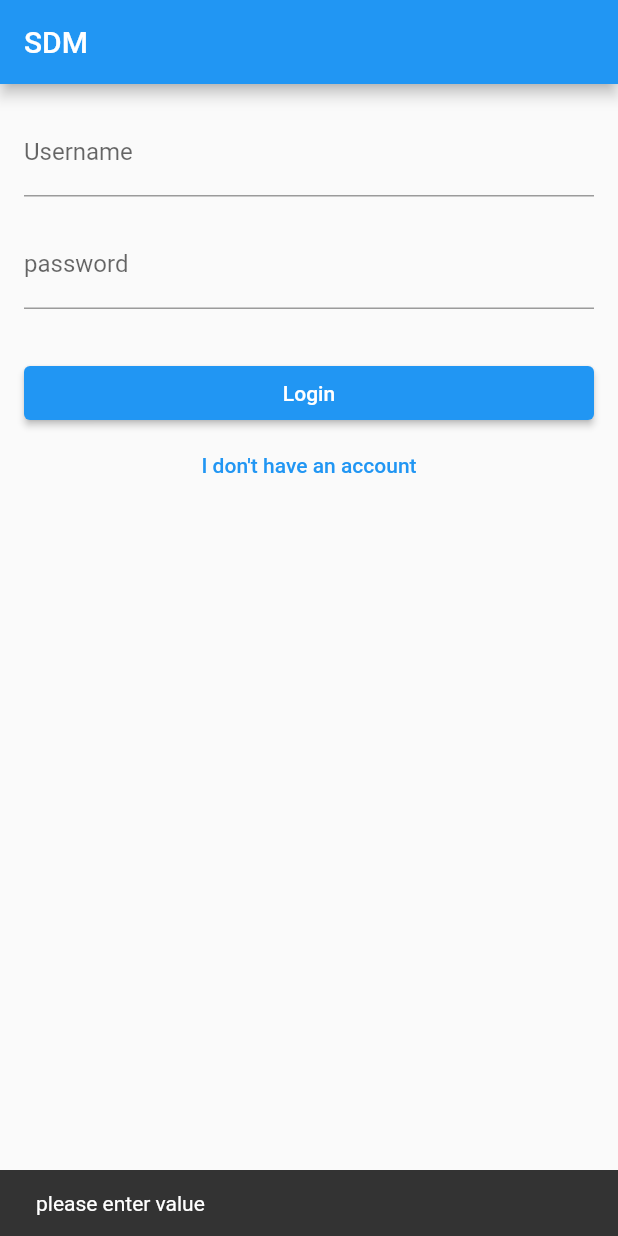
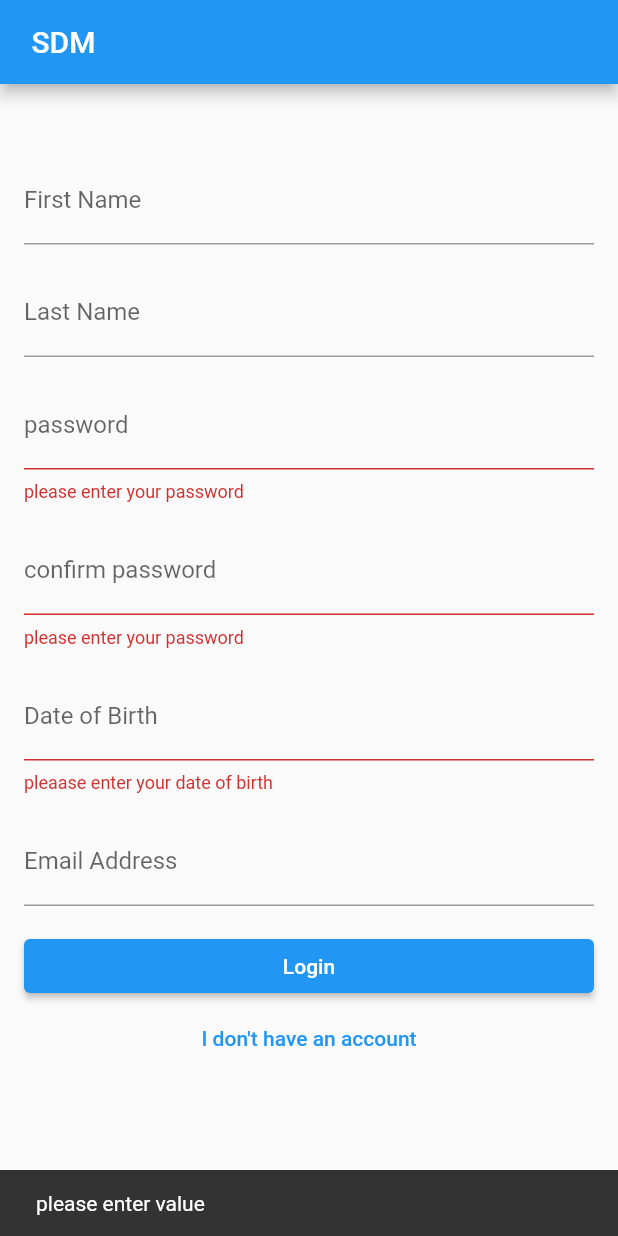
Before and after one commit to ArunKuleri/studentDB, a Flutter app: the screen it shows after launch, after a tap on "Login", on a phone screen of 412 x 824 dp. Run offline on Flutter 3.47's test engine with Material 2 defaults, Android fonts, the phone set to English and light mode, and no system bars; our stand-ins replace bloc, flutter_bloc.

Commit message:
added some more textfields

```diff
--- a/lib/view/homepage.dart
+++ b/lib/view/homepage.dart
@@ -6,6 +6,11 @@ class HomePage extends StatelessWidget {
   final _formKey = GlobalKey<FormState>();
   final _usernameController = TextEditingController();
   final _passwordController = TextEditingController();
+  final _firstNameController = TextEditingController();
+  final _lastNameController = TextEditingController();
+  final _dobController = TextEditingController();
+  final _emailController = TextEditingController();
+  DateTime? _selectedDate;
   HomePage({super.key});
   @override
   Widget build(BuildContext context) {
@@ -13,21 +18,21 @@ class HomePage extends StatelessWidget {
       create: (context) => SignInCubit(),
       child: Scaffold(
         appBar: AppBar(
-          title: Text("SDM   "),
+          title: const Text(" SDM   "),
         ),
         body: BlocBuilder<SignInCubit, SignInStatus>(
           builder: (context, state) {
-            return Padding(
+            return Form(
+              key: _formKey,
+              child: Padding(
                 padding: const EdgeInsets.all(16.0),
                 child: ListView(children: <Widget>[
+                  if (state == SignInStatus.signUp)
                     TextFormField(
-                  key: _formKey,
                       controller: _usernameController,
-                  decoration: InputDecoration(
+                      decoration: const InputDecoration(
                         labelText: "Username",
-                      errorText: _formKey.currentState?.validate() ?? false
-                          ? 'please enter your username'
-                          : null),
+                      ),
                       validator: (value) {
                         if (value == null || value.isEmpty) {
                           return "please enter your username";
@@ -38,12 +43,19 @@ class HomePage extends StatelessWidget {
                   const SizedBox(
                     height: 16.0,
                   ),
+                  if (state == SignInStatus.signUp)
                     TextFormField(
                       controller: _passwordController,
-                  decoration: InputDecoration(labelText: "password"),
+                      decoration: const InputDecoration(labelText: "password"),
+                      obscureText: true,
                       validator: (value) {
                         if (value == null || value.isEmpty) {
                           return "please enter your password";
+                        } else if (value.length < 8 ||
+                            !value.contains(RegExp(r'/d')) ||
+                            !value
+                                .contains(RegExp(r'[!@#$%^&*(),.?":{}|<>]'))) {
+                          return "Password must be at least 8 characters long and contain at least one number and one special character";
                         }
                         return null;
                       },
@@ -51,22 +63,104 @@ class HomePage extends StatelessWidget {
                   const SizedBox(
                     height: 16.0,
                   ),
-                if (state == SignInStatus.signUp)
+                  if (state == SignInStatus.login)
                     TextFormField(
-                    decoration: InputDecoration(labelText: "confirm password"),
+                      controller: _firstNameController,
+                      decoration:
+                          const InputDecoration(labelText: "First Name"),
+                    ),
+                  const SizedBox(
+                    height: 16.0,
+                  ),
+                  if (state == SignInStatus.login)
+                    TextFormField(
+                      controller: _lastNameController,
+                      decoration: const InputDecoration(labelText: "Last Name"),
+                    ),
+                  const SizedBox(
+                    height: 16.0,
+                  ),
+                  if (state == SignInStatus.login)
+                    TextFormField(
+                      controller: _passwordController,
+                      decoration: const InputDecoration(labelText: "password"),
+                      obscureText: true,
                       validator: (value) {
-                      if (value != _passwordController.text) {
-                        return "password do not match";
+                        if (value == null || value.isEmpty) {
+                          return "please enter your password";
+                        } else if (value.length < 8 ||
+                            !value.contains(RegExp(r'/d')) ||
+                            !value
+                                .contains(RegExp(r'[!@#$%^&*(),.?":{}|<>]'))) {
+                          return "Password must be at least 8 characters long and contain at least one number and one special character";
                         }
                         return null;
                       },
+                    ),
+                  const SizedBox(
+                    height: 16.0,
+                  ),
+                  if (state == SignInStatus.login)
+                    TextFormField(
+                      controller: _passwordController,
+                      decoration:
+                          const InputDecoration(labelText: "confirm password"),
+                      obscureText: true,
+                      validator: (value) {
+                        if (value == null || value.isEmpty) {
+                          return "please enter your password";
+                        } else if (value.length < 8 ||
+                            !value.contains(RegExp(r'/d')) ||
+                            !value
+                                .contains(RegExp(r'[!@#$%^&*(),.?":{}|<>]'))) {
+                          return "Password must be at least 8 characters long and contain at least one number and one special character";
+                        }
+                        return null;
+                      },
+                    ),
+                  const SizedBox(
+                    height: 16.0,
+                  ),
+                  if (state == SignInStatus.login)
+                    TextFormField(
+                      controller: _dobController,
+                      decoration:
+                          const InputDecoration(labelText: "Date of Birth"),
+                      validator: (value) {
+                        if (value == null || value.isEmpty) {
+                          return "pleaase enter your date of birth";
+                        }
+                        return null;
+                      },
+                      onTap: () async {
+                        final DateTime? pickedDate = await showDatePicker(
+                          context: context,
+                          initialDate: DateTime.now(),
+                          firstDate: DateTime(1900),
+                          lastDate: DateTime.now(),
+                        );
+                        if (pickedDate != null) {
+                          _selectedDate = pickedDate;
+                          _dobController.text = pickedDate.toString();
+                        }
+                      },
+                    ),
+                  const SizedBox(
+                    height: 16.0,
+                  ),
+                  if (state == SignInStatus.login)
+                    TextFormField(
+                      controller: _emailController,
+                      decoration:
+                          const InputDecoration(labelText: "Email Address"),
                     ),
                   const SizedBox(height: 16.0),
                   ElevatedButton(
                     onPressed: () {
                       if (_formKey.currentState?.validate() ?? false) {
                       } else {
-                      ScaffoldMessenger.of(context).showSnackBar(SnackBar(
+                        ScaffoldMessenger.of(context)
+                            .showSnackBar(const SnackBar(
                           content: Text("please enter value"),
                         ));
                       }
@@ -85,6 +179,7 @@ class HomePage extends StatelessWidget {
                         : 'I already have an account'),
                   )
                 ]),
+              ),
             );
           },
         ),
```
Also changed, not shown: lib/model/studentdB.dart (added). Lines whose indentation alone changed are shown as unchanged.
